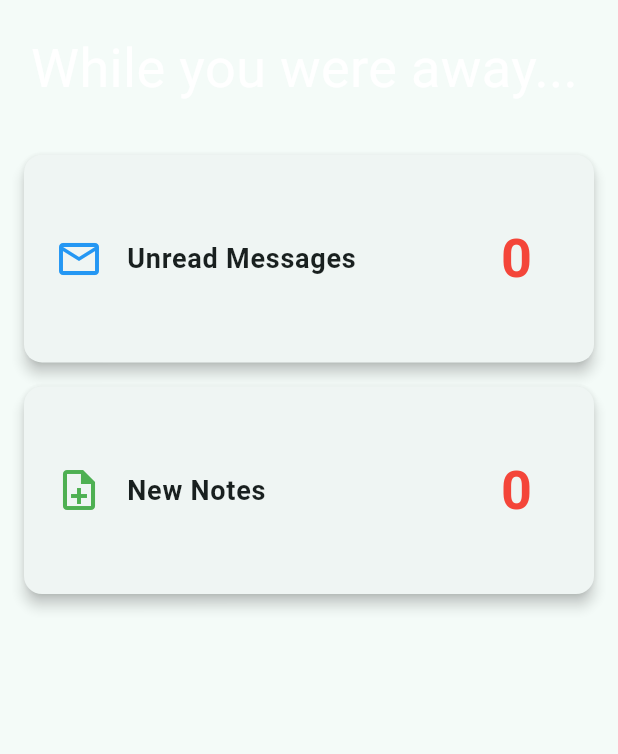
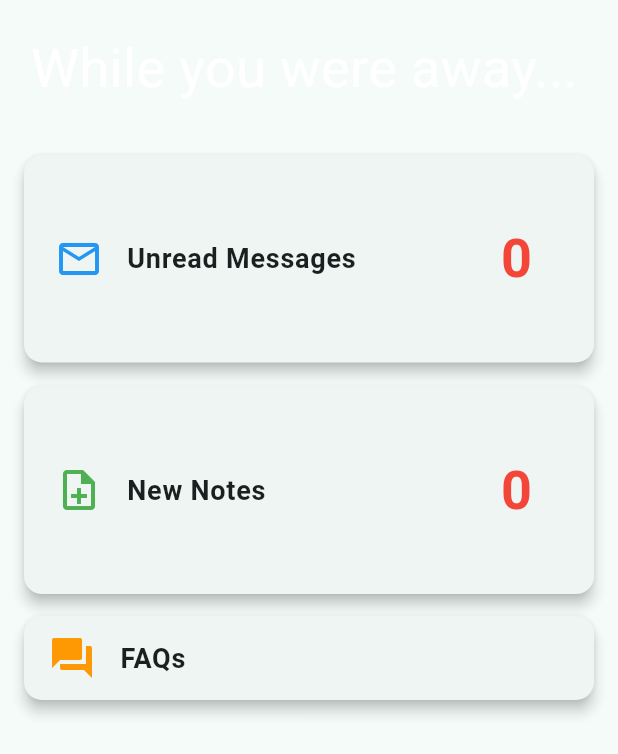
Before and after one commit to RCR0101/padhaihub_rcr, a Flutter app: the OverviewSection widget shown alone on an empty page, opened directly, on a phone screen of 412 x 824 dp. Shown: the top 754 px of the screen. Run offline on Flutter 3.47's test engine with Material 3 defaults, Android fonts, the phone set to English and light mode, and no system bars; our stand-ins replace bloc, cloud_firestore, dio, equatable, file_picker, firebase_auth and 11 more; missing offline and left inert: flutter_pdfview; accounts and stored records are empty.

Commit message:
feat(faq,chats): added faq page to overview, added progress indicator to reflect status of pdf upload

```diff
--- a/lib/bloc/chat_bloc/chat_bloc.dart
+++ b/lib/bloc/chat_bloc/chat_bloc.dart
@@ -136,6 +136,7 @@ class DatabaseRepository {
         .orderBy('timestamp', descending: true)
         .snapshots()
         .map((snapshot) => snapshot.docs.map((doc) {
+              // ignore: unnecessary_cast
               final data = doc.data() as Map<String, dynamic>;
               final author = types.User(id: data['authorId']);
 
--- a/lib/home.dart
+++ b/lib/home.dart
@@ -40,7 +40,7 @@ class MyHomePage extends StatelessWidget {
             ],
           ),
         );
-        return exit ?? false;
+        return exit;
       },
       child: Scaffold(
         floatingActionButtonLocation: FloatingActionButtonLocation.centerFloat,
--- a/lib/overview.dart
+++ b/lib/overview.dart
@@ -8,6 +8,7 @@ import 'package:flutter_bloc/flutter_bloc.dart';
 import 'package:google_fonts/google_fonts.dart';
 import 'package:padhaihub_v2/bloc/notes_bloc/notes_bloc.dart';
 import 'package:padhaihub_v2/chat_list.dart';
+import 'package:padhaihub_v2/faq_page.dart';
 import 'package:padhaihub_v2/notes.dart';
 import 'package:padhaihub_v2/profile_page.dart';
 import 'bloc/notes_bloc/notes_event.dart';
@@ -214,6 +215,7 @@ class _OverviewSectionState extends State<OverviewSection>
                       SizedBox(height: upPadding * 0.5),
                       _buildOverviewMessages(sidePadding, upPadding),
                       _buildOverviewNotes(sidePadding, upPadding),
+                      _buildFaqContent(context, sidePadding, upPadding),
                     ],
                   ),
                 ),
@@ -393,6 +395,41 @@ class _OverviewSectionState extends State<OverviewSection>
     );
   }
 
+  Widget _buildFaqContent(
+      BuildContext context, double sidePadding, double upPadding) {
+    return FadeTransition(
+      opacity: _animation,
+      child: SlideTransition(
+        position: _slideAnimation,
+        child: Card(
+          elevation: 4,
+          margin: EdgeInsets.symmetric(horizontal: 16, vertical: 8),
+          shape: RoundedRectangleBorder(
+            borderRadius: BorderRadius.circular(12),
+          ),
+          child: ListTile(
+            leading:
+                Icon(Icons.question_answer, size: 32, color: Colors.orange),
+            title: Text(
+              "FAQs",
+              style: TextStyle(
+                fontWeight: FontWeight.bold,
+                fontSize: MediaQuery.of(context).size.width > 360 ? 18 : 16,
+              ),
+            ),
+            onTap: () {
+              showModalBottomSheet(
+                context: context,
+                isScrollControlled: true,
+                builder: (context) => FaqPage(),
+              );
+            },
+          ),
+        ),
+      ),
+    );
+  }
+
   Future<void> _refreshContent(BuildContext context) async {
     context.read<OverviewBloc>().add(LoadUnreadCount());
     context.read<BroadcastBLoC>().add(CalculateUnreadNotesEvent());
--- a/lib/profile_page.dart
+++ b/lib/profile_page.dart
@@ -164,6 +164,7 @@ class _MyProfilePageState extends State<MyProfilePage> {
                           builder: (context, state) {
                             if (state is ProfileLoaded) {
                               return TextFormField(
+                                readOnly: true,
                                 initialValue: state.firstName,
                                 decoration: const InputDecoration(
                                   border: OutlineInputBorder(),
@@ -197,6 +198,7 @@ class _MyProfilePageState extends State<MyProfilePage> {
                           builder: (context, state) {
                             if (state is ProfileLoaded) {
                               return TextFormField(
+                                readOnly: true,
                                 initialValue: state.lastName,
                                 decoration: const InputDecoration(
                                   border: OutlineInputBorder(),
```
Also changed, not shown: lib/chat_page.dart (+69 -26 lines), lib/faq_page.dart (added, +49 -0 lines).
